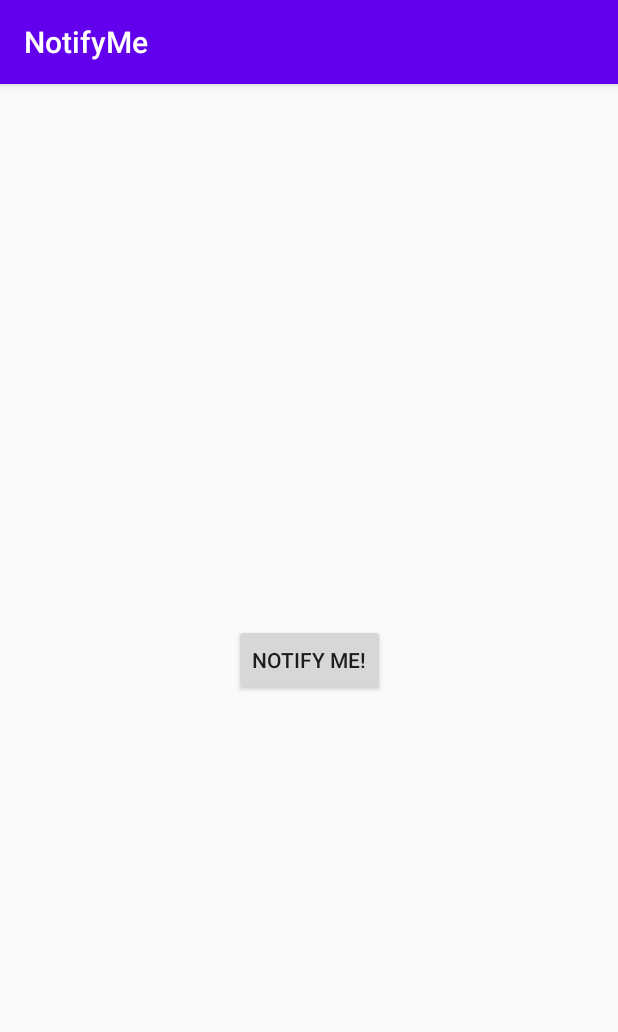
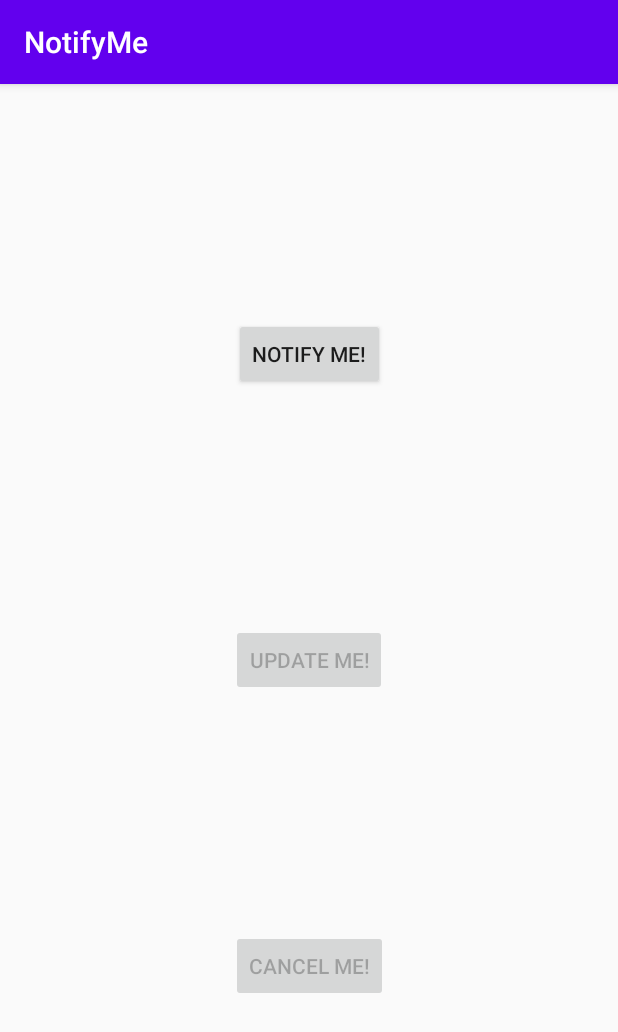
Before and after one commit to thatsabhi22/aad_core_notify_me, an Android app: the screen it shows after launch (MainActivity), on a phone screen of 412 x 824 dp. Shown: the top 1032 px of the screen. Run offline under Robolectric (Android 15) with nearby library versions, the phone set to English and light mode, and no system bars.

Commit message:
Notification cancel and update done Layout updated

```diff
--- a/app/src/main/java/com/theleafapps/pro/notifyme/MainActivity.java
+++ b/app/src/main/java/com/theleafapps/pro/notifyme/MainActivity.java
@@ -7,6 +7,8 @@ import android.app.NotificationChannel;
 import android.app.NotificationManager;
 import android.app.PendingIntent;
 import android.content.Intent;
+import android.graphics.Bitmap;
+import android.graphics.BitmapFactory;
 import android.graphics.Color;
 import android.os.Bundle;
 import android.view.View;
@@ -17,6 +19,8 @@ public class MainActivity extends AppCompatActivity {
     private static final String PRIMARY_CHANNEL_ID = "primary_notification_channel";
     private NotificationManager mNotifyManager;
     private Button button_notify;
+    private Button button_cancel;
+    private Button button_update;
     private static final int NOTIFICATION_ID = 0;
 
     @Override
@@ -25,6 +29,8 @@ public class MainActivity extends AppCompatActivity {
         setContentView(R.layout.activity_main);
 
         button_notify = findViewById(R.id.notify);
+        button_cancel = findViewById(R.id.cancel);
+        button_update = findViewById(R.id.update);
         button_notify.setOnClickListener(new View.OnClickListener() {
             @Override
             public void onClick(View view) {
@@ -32,12 +38,55 @@ public class MainActivity extends AppCompatActivity {
             }
         });
 
+        button_update = findViewById(R.id.update);
+        button_update.setOnClickListener(new View.OnClickListener() {
+            @Override
+            public void onClick(View view) {
+                updateNotification();
+            }
+        });
+
+        button_cancel = findViewById(R.id.cancel);
+        button_cancel.setOnClickListener(new View.OnClickListener() {
+            @Override
+            public void onClick(View view) {
+                //Cancel the notification
+                cancelNotification();
+            }
+        });
         createNotificationChannel();
+
+        setNotificationButtonState(true, false, false);
     }
 
     public void sendNotification() {
         NotificationCompat.Builder notifyBuilder = getNotificationBuilder();
         mNotifyManager.notify(NOTIFICATION_ID,notifyBuilder.build());
+        setNotificationButtonState(false, true, true);
+    }
+
+    public void updateNotification() {
+        Bitmap androidImage = BitmapFactory
+                .decodeResource(getResources(),R.drawable.mascot_1);
+        NotificationCompat.Builder notifyBuilder = getNotificationBuilder();
+        notifyBuilder.setStyle(new NotificationCompat.BigPictureStyle()
+                .bigPicture(androidImage)
+                .setBigContentTitle("Notification Updated!"));
+        mNotifyManager.notify(NOTIFICATION_ID, notifyBuilder.build());
+        setNotificationButtonState(false, false, true);
+    }
+
+    public void cancelNotification() {
+        mNotifyManager.cancel(NOTIFICATION_ID);
+        setNotificationButtonState(true, false, false);
+    }
+
+    void setNotificationButtonState(Boolean isNotifyEnabled,
+                                    Boolean isUpdateEnabled,
+                                    Boolean isCancelEnabled) {
+        button_notify.setEnabled(isNotifyEnabled);
+        button_update.setEnabled(isUpdateEnabled);
+        button_cancel.setEnabled(isCancelEnabled);
     }
 
     private NotificationCompat.Builder getNotificationBuilder(){
--- a/app/src/main/res/layout/activity_main.xml
+++ b/app/src/main/res/layout/activity_main.xml
@@ -11,9 +11,29 @@
         android:layout_width="wrap_content"
         android:layout_height="wrap_content"
         android:text="Notify Me!"
-        app:layout_constraintBottom_toBottomOf="parent"
-        app:layout_constraintLeft_toLeftOf="parent"
-        app:layout_constraintRight_toRightOf="parent"
+        app:layout_constraintBottom_toTopOf="@+id/update"
+        app:layout_constraintEnd_toEndOf="parent"
+        app:layout_constraintStart_toStartOf="parent"
         app:layout_constraintTop_toTopOf="parent" />
 
+    <Button
+        android:id="@+id/update"
+        android:layout_width="wrap_content"
+        android:layout_height="wrap_content"
+        android:text="Update Me!"
+        app:layout_constraintBottom_toTopOf="@+id/cancel"
+        app:layout_constraintEnd_toEndOf="parent"
+        app:layout_constraintStart_toStartOf="parent"
+        app:layout_constraintTop_toBottomOf="@+id/notify" />
+
+    <Button
+        android:id="@+id/cancel"
+        android:layout_width="wrap_content"
+        android:layout_height="wrap_content"
+        android:text="Cancel Me!"
+        app:layout_constraintBottom_toBottomOf="parent"
+        app:layout_constraintEnd_toEndOf="parent"
+        app:layout_constraintStart_toStartOf="parent"
+        app:layout_constraintTop_toBottomOf="@+id/update" />
+
 </androidx.constraintlayout.widget.ConstraintLayout>
```
Also changed, not shown: app/src/main/res/drawable/mascot_1.jpg (added).
